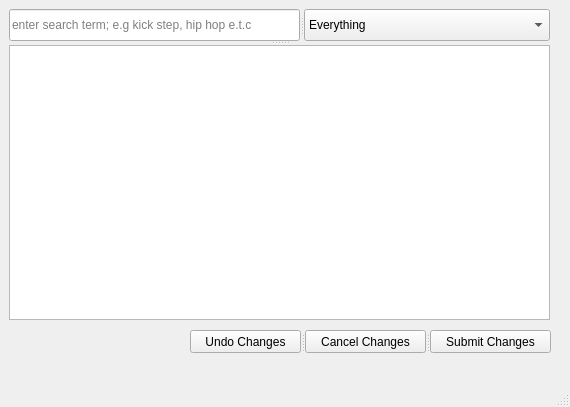
Before: the Qt Designer form code/dance_app_uis/modify_dance_window.ui in ThaNyneTray/Dance-Training-App, drawn with Qt 5.
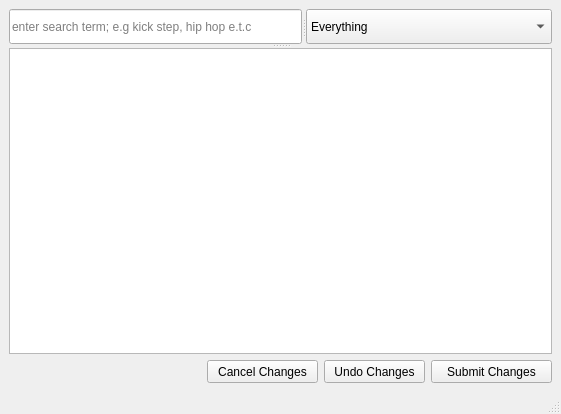
After: the same form once the commit is applied.

Patch:
```diff
--- a/code/dance_app_uis/modify_dance_window.ui
+++ b/code/dance_app_uis/modify_dance_window.ui
@@ -6,69 +6,17 @@
             <rect>
                 <x>0</x>
                 <y>0</y>
-                <width>570</width>
-                <height>407</height>
+                <width>561</width>
+                <height>414</height>
             </rect>
         </property>
         <property name="windowTitle">
             <string>Modify Dance Video</string>
         </property>
         <widget class="QWidget" name="centralwidget">
-            <widget class="QSplitter" name="splitter_2">
-                <property name="geometry">
-                    <rect>
-                        <x>190</x>
-                        <y>330</y>
-                        <width>361</width>
-                        <height>23</height>
-                    </rect>
-                </property>
-                <property name="orientation">
-                    <enum>Qt::Horizontal</enum>
-                </property>
-                <widget class="QPushButton" name="undo_Button">
-                    <property name="sizePolicy">
-                        <sizepolicy hsizetype="Fixed" vsizetype="Fixed">
-                            <horstretch>0</horstretch>
-                            <verstretch>0</verstretch>
-                        </sizepolicy>
-                    </property>
-                    <property name="text">
-                        <string>Undo Changes</string>
-                    </property>
-                </widget>
-                <widget class="QPushButton" name="cancel_Button">
-                    <property name="sizePolicy">
-                        <sizepolicy hsizetype="Fixed" vsizetype="Fixed">
-                            <horstretch>0</horstretch>
-                            <verstretch>0</verstretch>
-                        </sizepolicy>
-                    </property>
-                    <property name="text">
-                        <string>Cancel Changes</string>
-                    </property>
-                </widget>
-                <widget class="QPushButton" name="submit_Button">
-                    <property name="sizePolicy">
-                        <sizepolicy hsizetype="Fixed" vsizetype="Fixed">
-                            <horstretch>0</horstretch>
-                            <verstretch>0</verstretch>
-                        </sizepolicy>
-                    </property>
-                    <property name="text">
-                        <string>Submit Changes</string>
-                    </property>
-                </widget>
-            </widget>
+            <layout class="QVBoxLayout" name="verticalLayout">
+                <item>
             <widget class="QSplitter" name="splitter_3">
-                <property name="geometry">
-                    <rect>
-                        <x>9</x>
-                        <y>9</y>
-                        <width>541</width>
-                        <height>311</height>
-                    </rect>
-                </property>
                 <property name="orientation">
                     <enum>Qt::Vertical</enum>
                 </property>
@@ -124,6 +72,79 @@
                     </attribute>
                 </widget>
             </widget>
+                </item>
+                <item>
+                    <layout class="QHBoxLayout" name="horizontalLayout">
+                        <item>
+                            <spacer name="horizontalSpacer">
+                                <property name="orientation">
+                                    <enum>Qt::Horizontal</enum>
+                                </property>
+                                <property name="sizeHint" stdset="0">
+                                    <size>
+                                        <width>188</width>
+                                        <height>20</height>
+                                    </size>
+                                </property>
+                            </spacer>
+                        </item>
+                        <item>
+                            <widget class="QPushButton" name="cancel_Button">
+                                <property name="enabled">
+                                    <bool>true</bool>
+                                </property>
+                                <property name="minimumSize">
+                                    <size>
+                                        <width>111</width>
+                                        <height>23</height>
+                                    </size>
+                                </property>
+                                <property name="text">
+                                    <string>Cancel Changes</string>
+                                </property>
+                            </widget>
+                        </item>
+                        <item>
+                            <widget class="QPushButton" name="undo_Button">
+                                <property name="sizePolicy">
+                                    <sizepolicy hsizetype="Fixed" vsizetype="Fixed">
+                                        <horstretch>0</horstretch>
+                                        <verstretch>0</verstretch>
+                                    </sizepolicy>
+                                </property>
+                                <property name="minimumSize">
+                                    <size>
+                                        <width>101</width>
+                                        <height>23</height>
+                                    </size>
+                                </property>
+                                <property name="text">
+                                    <string>Undo Changes</string>
+                                </property>
+                            </widget>
+                        </item>
+                        <item>
+                            <widget class="QPushButton" name="submit_Button">
+                                <property name="sizePolicy">
+                                    <sizepolicy hsizetype="Fixed" vsizetype="Fixed">
+                                        <horstretch>0</horstretch>
+                                        <verstretch>0</verstretch>
+                                    </sizepolicy>
+                                </property>
+                                <property name="minimumSize">
+                                    <size>
+                                        <width>121</width>
+                                        <height>23</height>
+                                    </size>
+                                </property>
+                                <property name="text">
+                                    <string>Submit Changes</string>
+                                </property>
+                            </widget>
+                        </item>
+                    </layout>
+                </item>
+            </layout>
         </widget>
         <widget class="QMenuBar" name="menubar">
             <property name="geometry">
```
Left out of the diff: 2 changed lines with no effect on the pictures. Lines whose indentation alone changed are shown as unchanged.
